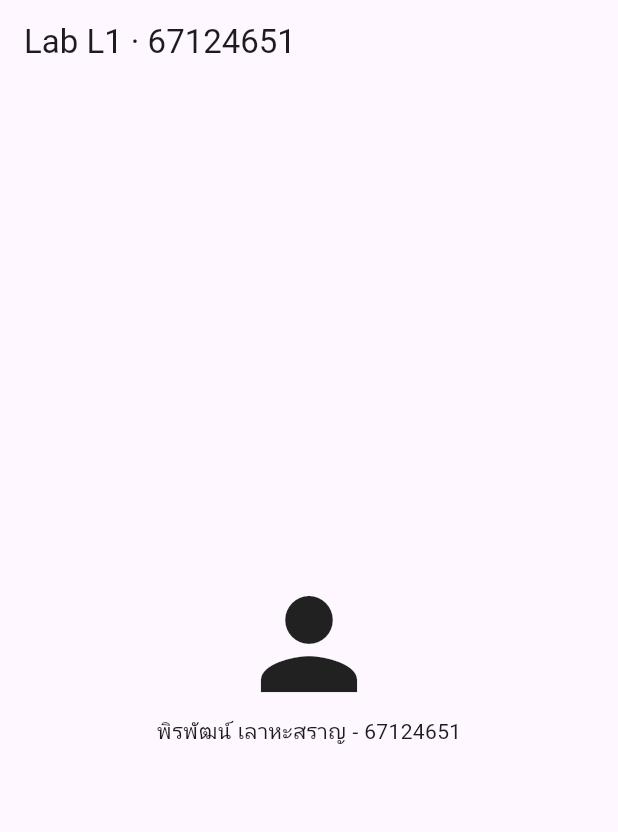
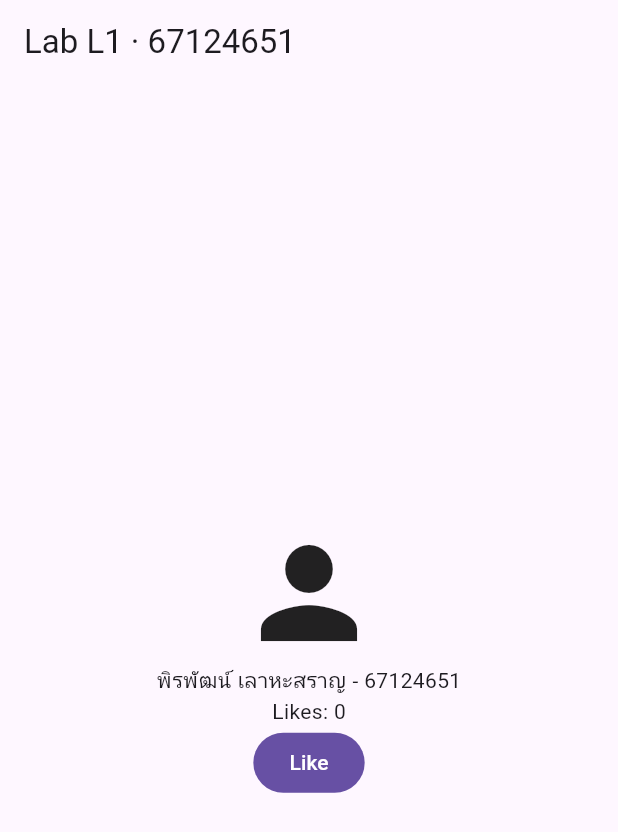
Before and after one commit to pirapat3609/lab01_profile, a Flutter app: the screen it shows after launch, on a phone screen of 412 x 824 dp. Shown: the top 832 px of the screen. Run offline on Flutter 3.47's test engine with Material 3 defaults, Android fonts, the phone set to English and light mode, and no system bars.

Commit message:
Add like counter with setState

```diff
--- a/lib/main.dart
+++ b/lib/main.dart
@@ -2,19 +2,30 @@ import 'package:flutter/material.dart';
 
 void main() => runApp(const MaterialApp(home: HomePage()));
 
-class HomePage extends StatelessWidget {
+class HomePage extends StatefulWidget {
   const HomePage({super.key});
+
+  @override
+  State<HomePage> createState() => _HomePageState();
+}
+
+class _HomePageState extends State<HomePage> {
+  int _likes = 0;
+
+  void _like() => setState(() => _likes++);
 
   @override
   Widget build(BuildContext context) {
     return Scaffold(
       appBar: AppBar(title: const Text('Lab L1 · 67124651')),
-      body: const Center(
+      body: Center(
         child: Column(
           mainAxisSize: MainAxisSize.min,
           children: [
-            Icon(Icons.person, size: 96),
-            Text('พิรพัฒน์ เลาหะสราญ - 67124651'),
+            const Icon(Icons.person, size: 96),
+            const Text('พิรพัฒน์ เลาหะสราญ - 67124651'),
+            Text('Likes: $_likes'),
+            FilledButton(onPressed: _like, child: const Text('Like')),
           ],
         ),
       ),
```
